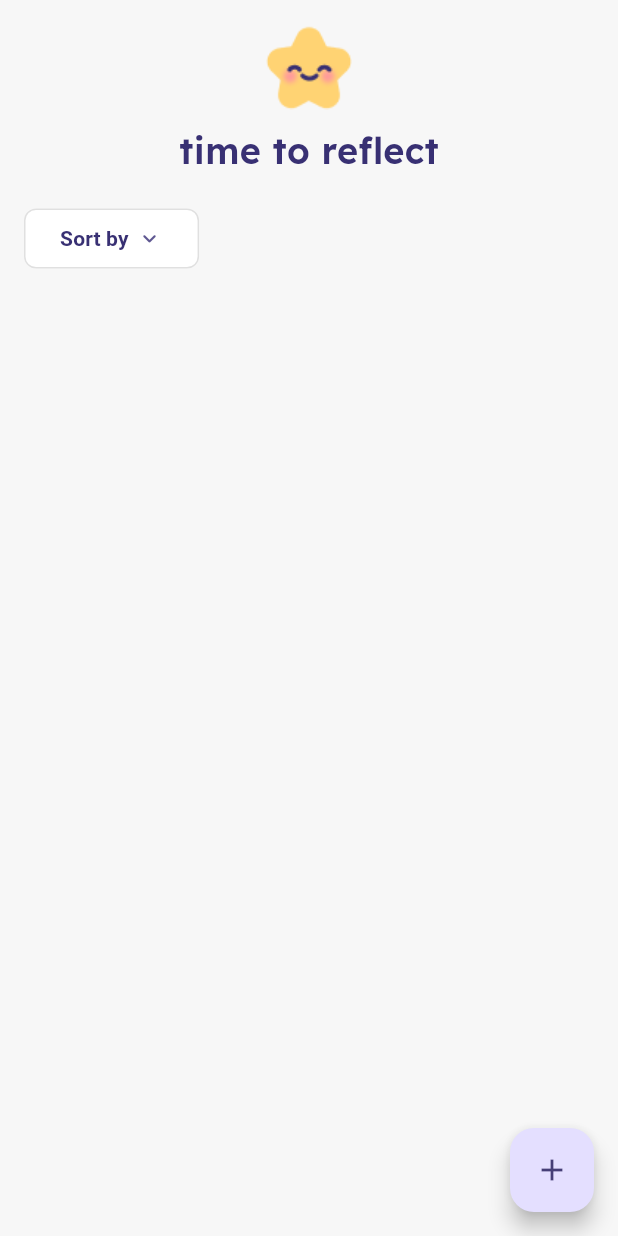
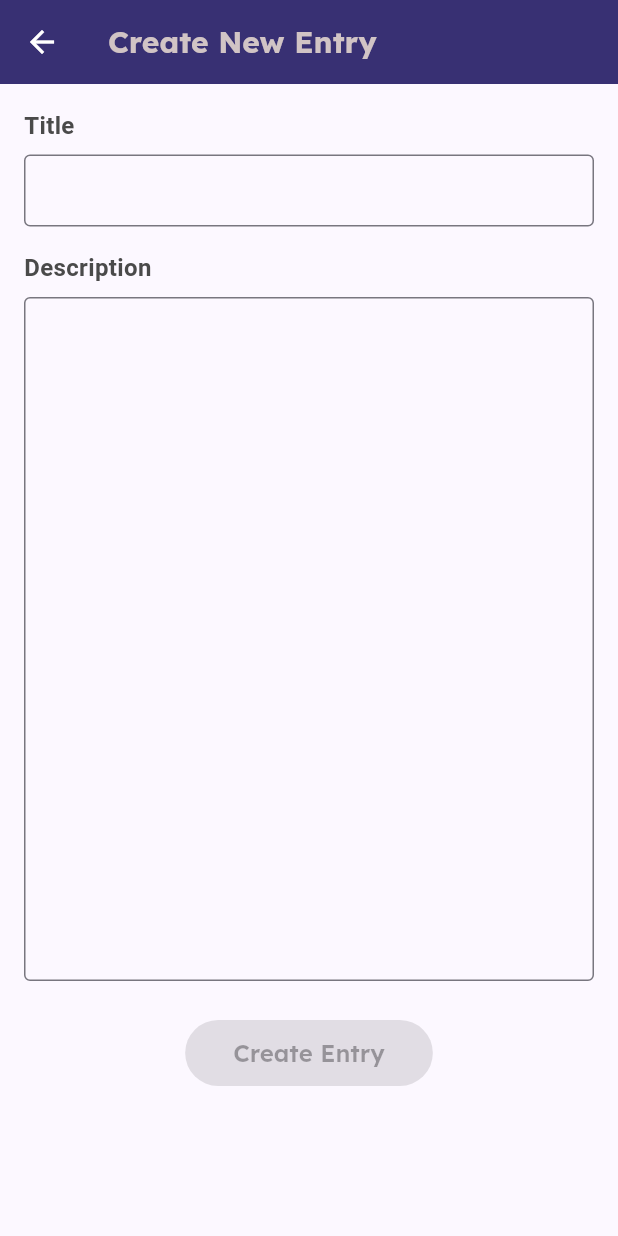
Before and after one commit to SecondSightapp/mobile, a Flutter app: the MainPage screen opened directly, after a tap on "create new...", on a phone screen of 412 x 824 dp. Run offline on Flutter 3.47's test engine with Material 3 defaults, Android fonts, the phone set to English and light mode, and no system bars; our stand-ins replace flutter_calendar_carousel, google_fonts, google_sign_in, table_calendar.

Commit message:
edit popup and create entry page (#12)

```diff
--- a/lib/src/data/journal_entry.dart
+++ b/lib/src/data/journal_entry.dart
@@ -3,6 +3,6 @@ class JournalEntry {
   String content;
   DateTime createdAt;
   DateTime updatedAt;
-
+  bool bookmarked;
   JournalEntry(this.title, this.content) : createdAt = DateTime.utc(DateTime.now().year, DateTime.now().month, DateTime.now().day), updatedAt = DateTime.now();
 }
--- a/lib/src/ui/components/journal_card.dart
+++ b/lib/src/ui/components/journal_card.dart
@@ -20,6 +20,13 @@ class _JournalCardState extends State<JournalCard> {
   String _content = '';
 
   @override
+  void initState() {
+    super.initState();
+    _title = widget.title;
+    _content = widget.content;
+  }
+
+  @override
   Widget build(BuildContext context) {
     return SizedBox(
       width: 224,
@@ -35,8 +42,11 @@ class _JournalCardState extends State<JournalCard> {
             final result = await showDialog<Map<String, String>>(
               context: context,
               builder: (BuildContext context) {
-                return JournalPopup(title: widget.title, content: widget.content);
-              }
+                return JournalPopup(
+                  initialTitle: _title,
+                  initialContent: _content,
+                );
+              },
             );
 
             if (result != null) {
@@ -53,7 +63,7 @@ class _JournalCardState extends State<JournalCard> {
                 child: Align(
                   alignment: Alignment.centerLeft,
                   child: Text(
-                    widget.title.length > 40 ? '${widget.title.substring(0, 40)}...' : widget.title,
+                    _title.length > 40 ? '${_title.substring(0, 40)}...' : _title,
                     style: GoogleFonts.lexend(
                       color: themePurple,
                       fontSize: 14,
@@ -67,7 +77,7 @@ class _JournalCardState extends State<JournalCard> {
                 child: Align(
                   alignment: Alignment.centerLeft,
                   child: Text(
-                    widget.content.length > 40 ? '${widget.content.substring(0, 40)}...' : widget.content,
+                    _content.length > 40 ? '${_content.substring(0, 40)}...' : _content,
                     style: GoogleFonts.lexend(
                       color: themePurple,
                       fontSize: 20,
--- a/lib/src/ui/components/new_journal_card.dart
+++ b/lib/src/ui/components/new_journal_card.dart
@@ -2,6 +2,7 @@ import 'package:flutter/material.dart';
 import 'package:google_fonts/google_fonts.dart';
 import 'package:secondsight/src/ui/screens/journal_screen.dart';
 import '../themes/source_colors.dart';
+import '../screens/entry_screen.dart';
 
 class NewJournalCard extends StatelessWidget {
   const NewJournalCard({super.key});
@@ -49,7 +50,7 @@ class NewJournalCard extends StatelessWidget {
                   onPressed: () {
                     Navigator.push(
                       context,
-                      MaterialPageRoute(builder: (context) => const JournalScreen()),
+                      MaterialPageRoute(builder: (context) => const CreateEntryScreen()),
                     );
                   },
                   child: Text(
--- /dev/null
+++ b/lib/src/ui/screens/entry_screen.dart
@@ -0,0 +1,134 @@
+import 'package:flutter/material.dart';
+import 'package:google_fonts/google_fonts.dart';
+import 'package:secondsight/src/ui/themes/source_colors.dart';
+
+class CreateEntryScreen extends StatefulWidget {
+  const CreateEntryScreen({super.key});
+
+  @override
+  State<CreateEntryScreen> createState() => _CreateEntryScreenState();
+}
+
+class _CreateEntryScreenState extends State<CreateEntryScreen> {
+  final TextEditingController _titleController = TextEditingController();
+  final TextEditingController _descriptionController = TextEditingController();
+  final Color _fixedColor = Colors.blue; // needs to depend on mood of day
+
+  bool _isTitleEmpty = true;
+  bool _isDescriptionEmpty = true;
+
+  @override
+  void initState() {
+    super.initState();
+    _titleController.addListener(_validateFields);
+    _descriptionController.addListener(_validateFields);
+  }
+
+  void _validateFields() {
+    setState(() {
+      _isTitleEmpty = _titleController.text.isEmpty;
+      _isDescriptionEmpty = _descriptionController.text.isEmpty;
+    });
+  }
+
+  @override
+  Widget build(BuildContext context) {
+    return Scaffold(
+      appBar: AppBar(
+        title: Text(
+          "Create New Entry",
+          style: GoogleFonts.lexend(
+            textStyle: const TextStyle(
+              color: Color.fromRGBO(209, 196, 197, 1),
+              fontSize: 20,
+              fontWeight: FontWeight.w700,
+            ),
+          ),
+        ),
+        backgroundColor: themePurple,
+        iconTheme: const IconThemeData(color: Colors.white),
+      ),
+      body: Padding(
+        padding: const EdgeInsets.all(16.0),
+        child: Column(
+          crossAxisAlignment: CrossAxisAlignment.start,
+          children: [
+            const Text(
+              'Title',
+              style: TextStyle(
+                fontSize: 16,
+                fontWeight: FontWeight.w600,
+                color: Color(0xFF4A4A4A),
+              ),
+            ),
+            const SizedBox(height: 8.0),
+            TextField(
+              controller: _titleController,
+              decoration: const InputDecoration(
+                border: OutlineInputBorder(),
+                contentPadding: EdgeInsets.symmetric(horizontal: 16.0),
+              ),
+              style: GoogleFonts.lexend(),
+            ),
+            const SizedBox(height: 16.0),
+            const Text(
+              'Description',
+              style: TextStyle(
+                fontSize: 16,
+                fontWeight: FontWeight.w600,
+                color: Color(0xFF4A4A4A),
+              ),
+            ),
+            const SizedBox(height: 8.0),
+            TextField(
+              controller: _descriptionController,
+              decoration: const InputDecoration(
+                border: OutlineInputBorder(),
+                contentPadding: EdgeInsets.symmetric(horizontal: 16.0, vertical: 12.0),
+              ),
+              maxLines: 18,
+              keyboardType: TextInputType.multiline,
+              textInputAction: TextInputAction.newline,
+              style: GoogleFonts.lexend(),
+            ),
+            const SizedBox(height: 24.0),
+            Center(
+              child: ElevatedButton(
+                onPressed: (_isTitleEmpty || _isDescriptionEmpty) ? null : () {
+                  if (!_isTitleEmpty && !_isDescriptionEmpty) {
+                    final newEntry = {
+                      'title': _titleController.text,
+                      'description': _descriptionController.text,
+                      'color': _fixedColor,
+                      'date': DateTime.now().toIso8601String().split('T').first,
+                    };
+                    Navigator.pop(context, newEntry);
+                  }
+                },
+                style: ElevatedButton.styleFrom(
+                  padding: const EdgeInsets.symmetric(horizontal: 32.0, vertical: 12.0),
+                  textStyle: GoogleFonts.lexend(
+                    textStyle: const TextStyle(
+                      fontSize: 16,
+                      fontWeight: FontWeight.w600,
+                    ),
+                  ),
+                ),
+                child: const Text('Create Entry'),
+              ),
+            ),
+          ],
+        ),
+      ),
+    );
+  }
+
+  @override
+  void dispose() {
+    _titleController.removeListener(_validateFields);
+    _descriptionController.removeListener(_validateFields);
+    _titleController.dispose();
+    _descriptionController.dispose();
+    super.dispose();
+  }
+}
```
Also changed, not shown: lib/src/ui/components/calendar_entry.dart (+30 -9 lines), lib/src/ui/components/journal_popup.dart (+52 -33 lines), lib/src/ui/screens/journal_screen.dart (+64 -94 lines).
